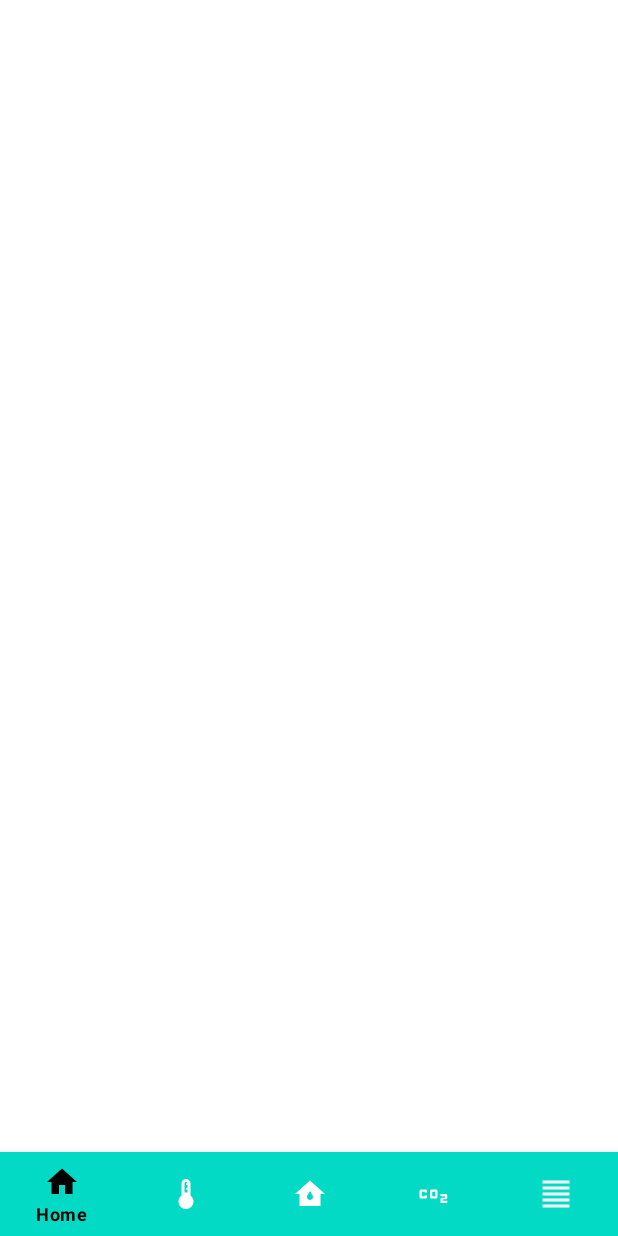
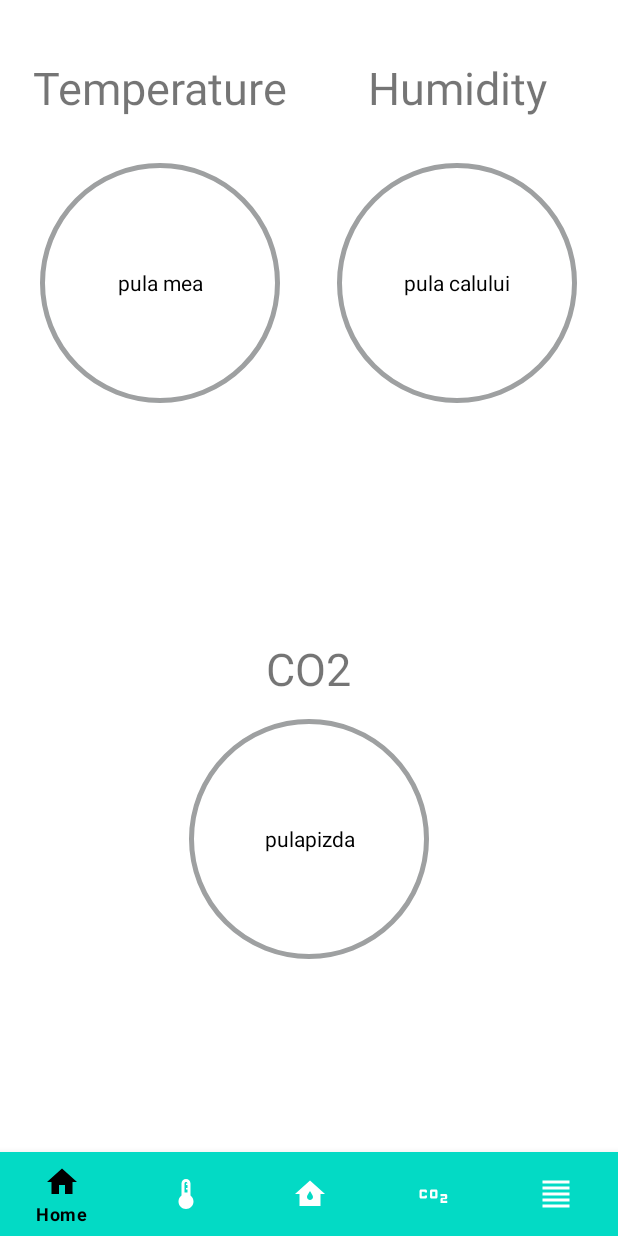
Before and after one commit to alinusiacoban/SEP4-InteractiveMedia, an Android app: the MainPage screen opened directly, with no data from a screen before it, on a phone screen of 412 x 824 dp. Run offline under Robolectric (Android 15) with nearby library versions, the phone set to English and light mode, and no system bars.

Commit message:
Home fragment design finished :)

```diff
--- a/app/src/main/java/com/aliniacoban/fishingindenmark/terraiot/ui/home/HomeFragment.java
+++ b/app/src/main/java/com/aliniacoban/fishingindenmark/terraiot/ui/home/HomeFragment.java
@@ -10,53 +10,8 @@ import android.view.ViewGroup;
 
 import com.aliniacoban.fishingindenmark.R;
 
-/**
- * A simple {@link Fragment} subclass.
- * Use the {@link HomeFragment#newInstance} factory method to
- * create an instance of this fragment.
- */
+
 public class HomeFragment extends Fragment {
-
-    // TODO: Rename parameter arguments, choose names that match
-    // the fragment initialization parameters, e.g. ARG_ITEM_NUMBER
-    private static final String ARG_PARAM1 = "param1";
-    private static final String ARG_PARAM2 = "param2";
-
-    // TODO: Rename and change types of parameters
-    private String mParam1;
-    private String mParam2;
-
-    public HomeFragment() {
-        // Required empty public constructor
-    }
-
-    /**
-     * Use this factory method to create a new instance of
-     * this fragment using the provided parameters.
-     *
-     * @param param1 Parameter 1.
-     * @param param2 Parameter 2.
-     * @return A new instance of fragment HomeFragment.
-     */
-    // TODO: Rename and change types and number of parameters
-    public static HomeFragment newInstance(String param1, String param2) {
-        HomeFragment fragment = new HomeFragment();
-        Bundle args = new Bundle();
-        args.putString(ARG_PARAM1, param1);
-        args.putString(ARG_PARAM2, param2);
-        fragment.setArguments(args);
-        return fragment;
-    }
-
-    @Override
-    public void onCreate(Bundle savedInstanceState) {
-        super.onCreate(savedInstanceState);
-        if (getArguments() != null) {
-            mParam1 = getArguments().getString(ARG_PARAM1);
-            mParam2 = getArguments().getString(ARG_PARAM2);
-
-        }
-    }
 
     @Override
     public View onCreateView(LayoutInflater inflater, ViewGroup container,
@@ -64,4 +19,5 @@ public class HomeFragment extends Fragment {
         // Inflate the layout for this fragment
         return inflater.inflate(R.layout.fragment_home, container, false);
     }
+
 }
--- /dev/null
+++ b/app/src/main/res/drawable/text_view_circle.xml
@@ -0,0 +1,8 @@
+<?xml version="1.0" encoding="utf-8"?>
+<shape xmlns:android="http://schemas.android.com/apk/res/android">
+    <corners android:radius="360dp"/>
+    <stroke android:color="#9EA0A1" android:width="3dp"/>
+    <size android:width="160dp" android:height="160dp"/>
+    <padding android:bottom="10dp" android:left="10dp" android:right="10dp" android:top="10dp"/>
+
+</shape>
--- a/app/src/main/res/layout/activity_main_page.xml
+++ b/app/src/main/res/layout/activity_main_page.xml
@@ -6,7 +6,7 @@
     android:layout_height="match_parent"
     tools:context=".example.terraiot.MainPage">
 
-    <FrameLayout android:layout_height="0dp"
+    <FrameLayout android:layout_height="match_parent"
         android:layout_width="match_parent"
         android:id="@+id/fragment_layout"
         tools:ignore="MissingConstraints">
--- a/app/src/main/res/layout/fragment_home.xml
+++ b/app/src/main/res/layout/fragment_home.xml
@@ -1,22 +1,141 @@
 <?xml version="1.0" encoding="utf-8"?>
-<FrameLayout xmlns:android="http://schemas.android.com/apk/res/android"
+<androidx.constraintlayout.widget.ConstraintLayout xmlns:android="http://schemas.android.com/apk/res/android"
+    xmlns:app="http://schemas.android.com/apk/res-auto"
     xmlns:tools="http://schemas.android.com/tools"
     android:layout_width="match_parent"
     android:layout_height="match_parent"
     android:padding="8dp"
-    tools:context=".example.terraiot.HomeFragment">
+    tools:context="com.aliniacoban.fishingindenmark.terraiot.ui.home.HomeFragment">
 
-    <!-- TODO: Update blank fragment layout -->
-    <androidx.core.widget.NestedScrollView
+<LinearLayout
+    android:layout_width="match_parent"
+    android:layout_height="match_parent"
+    android:orientation="vertical">
+
+
+    <LinearLayout
         android:layout_width="match_parent"
-        android:layout_height="match_parent">
-        <!-- TODO: Update blank fragment layout -->
-        <TextView
-            android:id="@+id/text_view_result"
+        android:layout_height="0dp"
+        android:layout_weight="1"
+        android:orientation="vertical">
+
+        <LinearLayout
+            android:layout_width="match_parent"
+            android:layout_height="0dp"
+            android:layout_weight="1"
+            android:orientation="horizontal">
+            <LinearLayout
+                android:layout_width="match_parent"
+                android:layout_height="match_parent"
+                android:layout_weight="1"
+                android:gravity="center"
+                android:orientation="horizontal">
+
+                <TextView
+                    android:id="@+id/temp_textview"
+                    android:layout_width="wrap_content"
+                    android:layout_height="wrap_content"
+                    android:text="Temperature"
+                    android:textSize="30sp" />
+            </LinearLayout>
+            <LinearLayout
+                android:layout_width="match_parent"
+                android:layout_height="match_parent"
+                android:layout_weight="1"
+                android:gravity="center"
+                android:orientation="horizontal">
+
+                <TextView
+                    android:id="@+id/humid_textview"
+                    android:layout_width="wrap_content"
+                    android:layout_height="wrap_content"
+                    android:text="Humidity"
+                    android:textSize="30sp"
+                     />
+            </LinearLayout>
+        </LinearLayout>
+        <LinearLayout
+            android:layout_width="match_parent"
+            android:layout_height="0dp"
+            android:layout_weight="3"
+            android:orientation="horizontal">
+            <LinearLayout
+                android:layout_width="match_parent"
+                android:layout_height="match_parent"
+                android:layout_weight="1"
+                android:gravity="center"
+                android:orientation="horizontal">
+                <TextView
+                    android:id="@+id/temperatureCircle"
+                    android:layout_width="wrap_content"
+                    android:layout_height="wrap_content"
+                    android:background="@drawable/text_view_circle"
+                    android:gravity="center"
+                    android:layout_gravity="top"
+                    android:text="pula mea"
+                    android:textColor="@color/colorBlack"
+                    />
+
+            </LinearLayout>
+            <LinearLayout
+                android:layout_width="match_parent"
+                android:layout_height="match_parent"
+                android:layout_weight="1"
+                android:gravity="center"
+                android:orientation="horizontal">
+                <TextView
+                    android:id="@+id/humidityCircle"
+                    android:layout_width="wrap_content"
+                    android:layout_height="wrap_content"
+                    android:background="@drawable/text_view_circle"
+                    android:gravity="center"
+                    android:layout_gravity="top"
+                    android:text="pula calului"
+                    android:textColor="@color/colorBlack"
+                    />
+            </LinearLayout>
+        </LinearLayout>
+    </LinearLayout>
+
+    <LinearLayout
+        android:layout_width="match_parent"
+        android:layout_height="0dp"
+        android:layout_weight="1"
+        android:orientation="vertical">
+<LinearLayout
+    android:layout_width="match_parent"
+    android:layout_height="match_parent"
+    android:layout_weight="5"
+    android:gravity="center"
+    android:orientation="horizontal">
+    <TextView
+        android:id="@+id/co2_textview"
+        android:layout_width="wrap_content"
+        android:layout_height="wrap_content"
+        android:text="CO2"
+        android:textSize="30sp"
+     />
+
+</LinearLayout>
+        <LinearLayout
             android:layout_width="match_parent"
             android:layout_height="match_parent"
-            android:textColor="@color/colorBlack"
-            />
-    </androidx.core.widget.NestedScrollView>
+            android:layout_weight="1"
+            android:gravity="center"
+            android:orientation="horizontal">
 
-</FrameLayout>
+            <TextView
+                android:id="@+id/co2Circle"
+                android:layout_width="wrap_content"
+                android:layout_height="wrap_content"
+                android:background="@drawable/text_view_circle"
+                android:layout_gravity="top"
+                android:gravity="center"
+                android:text="pulapizda"
+                android:textColor="@color/colorBlack"
+
+                />
+        </LinearLayout>
+    </LinearLayout>
+</LinearLayout>
+</androidx.constraintlayout.widget.ConstraintLayout>
```
Also changed, not shown: app/src/main/res/drawable/logo.png (added).
